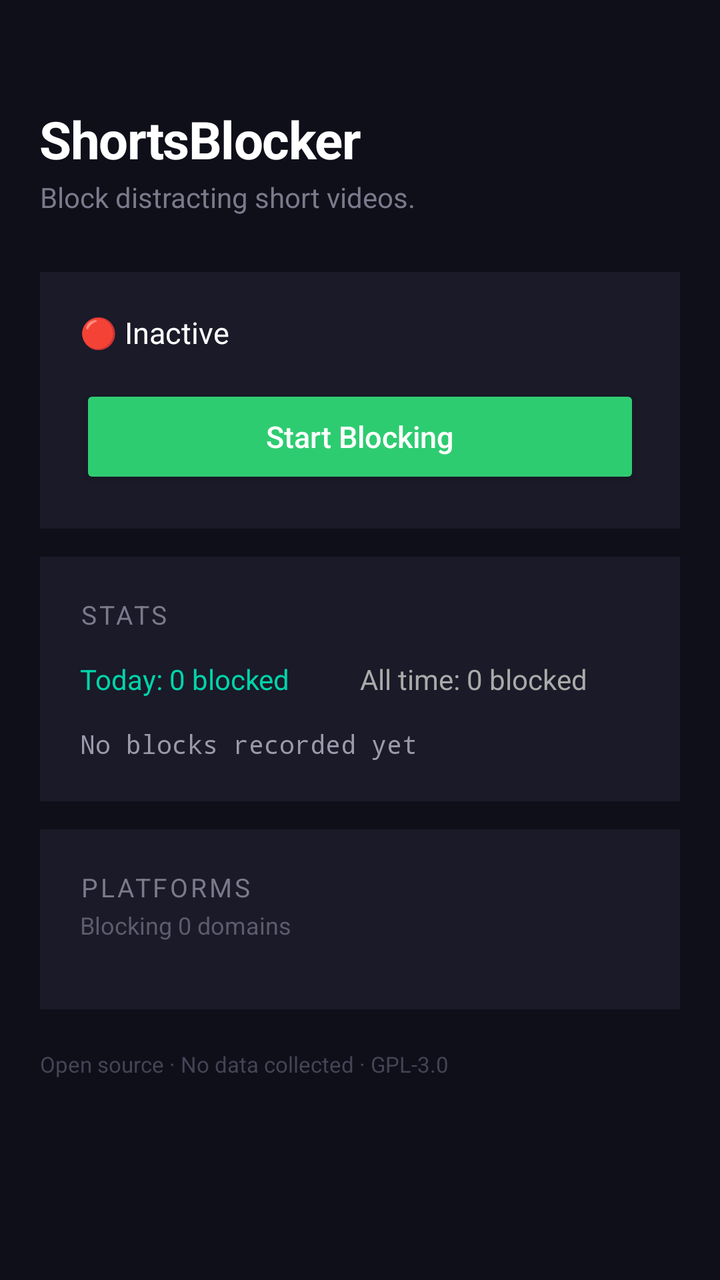
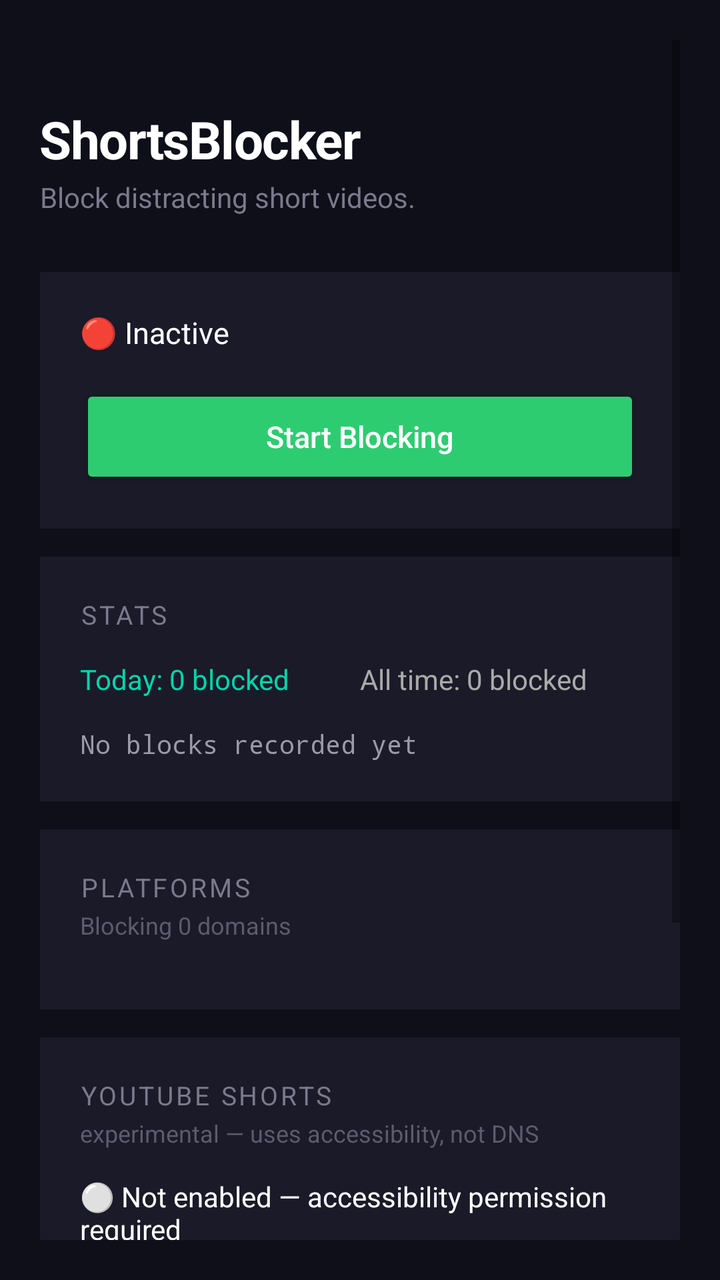

The first picture is an Android layout as it rendered before a commit; the second is the same layout after the commit. The layout source and the unified diff follow.
<!-- AndroidManifest.xml: application theme Theme.AppCompat.DayNight.NoActionBar -->
<!-- res/layout/activity_main.xml -->
<?xml version="1.0" encoding="utf-8"?>
<ScrollView xmlns:android="http://schemas.android.com/apk/res/android"
    android:layout_width="match_parent"
    android:layout_height="match_parent"
    android:background="#0F0F1A"
    android:padding="20dp">

    <LinearLayout
        android:layout_width="match_parent"
        android:layout_height="wrap_content"
        android:orientation="vertical">

        
        <TextView
            android:layout_width="wrap_content"
            android:layout_height="wrap_content"
            android:text="ShortsBlocker"
            android:textSize="26sp"
            android:textStyle="bold"
            android:textColor="#FFFFFF"
            android:letterSpacing="-0.02"
            android:layout_marginTop="32dp"/>

        <TextView
            android:layout_width="wrap_content"
            android:layout_height="wrap_content"
            android:text="Block distracting short videos."
            android:textSize="14sp"
            android:textColor="#7A7A8C"
            android:layout_marginTop="2dp"
            android:layout_marginBottom="28dp"/>

        
        <LinearLayout
            android:layout_width="match_parent"
            android:layout_height="wrap_content"
            android:orientation="vertical"
            android:background="#1A1A28"
            android:padding="20dp"
            android:layout_marginBottom="14dp">

            <TextView
                android:id="@+id/tvStatus"
                android:layout_width="wrap_content"
                android:layout_height="wrap_content"
                android:text="🔴 Inactive"
                android:textSize="15sp"
                android:textColor="#FFFFFF"
                android:layout_marginBottom="16dp"/>

            <Button
                android:id="@+id/btnToggle"
                android:layout_width="match_parent"
                android:layout_height="52dp"
                android:text="Start Blocking"
                android:textSize="15sp"
                android:textAllCaps="false"
                android:textColor="#FFFFFF"
                android:backgroundTint="#2ECC71"/>

        </LinearLayout>

        
        <LinearLayout
            android:layout_width="match_parent"
            android:layout_height="wrap_content"
            android:orientation="vertical"
            android:background="#1A1A28"
            android:padding="20dp"
            android:layout_marginBottom="14dp">

            <TextView
                android:layout_width="wrap_content"
                android:layout_height="wrap_content"
                android:text="Stats"
                android:textSize="13sp"
                android:textAllCaps="true"
                android:letterSpacing="0.1"
                android:textColor="#7A7A8C"
                android:layout_marginBottom="14dp"/>

            <LinearLayout
                android:layout_width="match_parent"
                android:layout_height="wrap_content"
                android:orientation="horizontal">

                <TextView
                    android:id="@+id/tvTodayCount"
                    android:layout_width="0dp"
                    android:layout_height="wrap_content"
                    android:layout_weight="1"
                    android:text="Today: 0 blocked"
                    android:textSize="14sp"
                    android:textColor="#00D4AA"/>

                <TextView
                    android:id="@+id/tvTotalCount"
                    android:layout_width="0dp"
                    android:layout_height="wrap_content"
                    android:layout_weight="1"
                    android:text="All time: 0 blocked"
                    android:textSize="14sp"
                    android:textColor="#AAAAAA"/>

            </LinearLayout>

            <TextView
                android:id="@+id/tvPlatformStats"
                android:layout_width="wrap_content"
                android:layout_height="wrap_content"
                android:text="No blocks recorded yet"
                android:textSize="13sp"
                android:textColor="#9A9AAB"
                android:layout_marginTop="14dp"
                android:fontFamily="monospace"/>

        </LinearLayout>

        
        <LinearLayout
            android:layout_width="match_parent"
            android:layout_height="wrap_content"
            android:orientation="vertical"
            android:background="#1A1A28"
            android:padding="20dp"
            android:layout_marginBottom="14dp">

            <TextView
                android:layout_width="wrap_content"
                android:layout_height="wrap_content"
                android:text="Platforms"
                android:textSize="13sp"
                android:textAllCaps="true"
                android:letterSpacing="0.1"
                android:textColor="#7A7A8C"
                android:layout_marginBottom="2dp"/>

            <TextView
                android:id="@+id/tvDomainCount"
                android:layout_width="wrap_content"
                android:layout_height="wrap_content"
                android:text="Blocking 0 domains"
                android:textSize="12sp"
                android:textColor="#5C5C6E"
                android:layout_marginBottom="14dp"/>

            <LinearLayout
                android:id="@+id/llPlatforms"
                android:layout_width="match_parent"
                android:layout_height="wrap_content"
                android:orientation="vertical"/>

        </LinearLayout>

        
        <TextView
            android:layout_width="wrap_content"
            android:layout_height="wrap_content"
            android:text="Open source · No data collected · GPL-3.0"
            android:textSize="11sp"
            android:textColor="#444455"
            android:layout_marginTop="6dp"
            android:layout_marginBottom="32dp"/>

    </LinearLayout>
</ScrollView>
<!-- resources referenced by this layout -->
<resources>

</resources>

<!-- the commit's change to res/layout/activity_main.xml (unified diff, before → after) -->
@@ -153,6 +153,63 @@
         </LinearLayout>
 
         
+        <LinearLayout
+            android:layout_width="match_parent"
+            android:layout_height="wrap_content"
+            android:orientation="vertical"
+            android:background="#1A1A28"
+            android:padding="20dp"
+            android:layout_marginBottom="14dp">
+
+            <TextView
+                android:layout_width="wrap_content"
+                android:layout_height="wrap_content"
+                android:text="YouTube Shorts"
+                android:textSize="13sp"
+                android:textAllCaps="true"
+                android:letterSpacing="0.1"
+                android:textColor="#7A7A8C"
+                android:layout_marginBottom="2dp"/>
+
+            <TextView
+                android:layout_width="wrap_content"
+                android:layout_height="wrap_content"
+                android:text="experimental — uses accessibility, not DNS"
+                android:textSize="12sp"
+                android:textColor="#5C5C6E"
+                android:layout_marginBottom="14dp"/>
+
+            <TextView
+                android:id="@+id/tvA11yStatus"
+                android:layout_width="wrap_content"
+                android:layout_height="wrap_content"
+                android:text="⚪ Not enabled — accessibility permission required"
+                android:textSize="14sp"
+                android:textColor="#FFFFFF"
+                android:layout_marginBottom="14dp"/>
+
+            <Button
+                android:id="@+id/btnA11yEnable"
+                android:layout_width="match_parent"
+                android:layout_height="48dp"
+                android:text="Enable in Settings"
+                android:textSize="14sp"
+                android:textAllCaps="false"
+                android:textColor="#FFFFFF"
+                android:backgroundTint="#5A5C9A"/>
+
+            <TextView
+                android:layout_width="wrap_content"
+                android:layout_height="wrap_content"
+                android:text="DNS can't tell Shorts apart from regular YouTube videos. This watches YouTube's UI and dismisses the Shorts player when it appears. Permission is granted system-wide; revoke any time in Settings → Accessibility."
+                android:textSize="11sp"
+                android:textColor="#7A7A8C"
+                android:lineSpacingMultiplier="1.3"
+                android:layout_marginTop="12dp"/>
+
+        </LinearLayout>
+
+        
         <TextView
             android:layout_width="wrap_content"
             android:layout_height="wrap_content"
